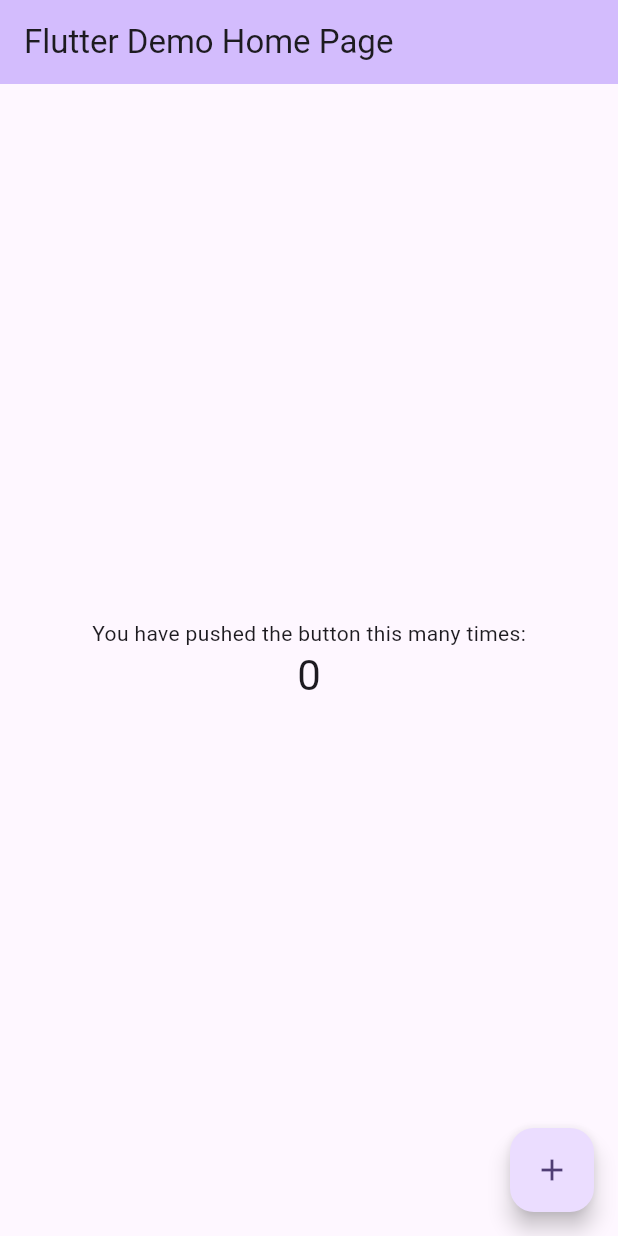
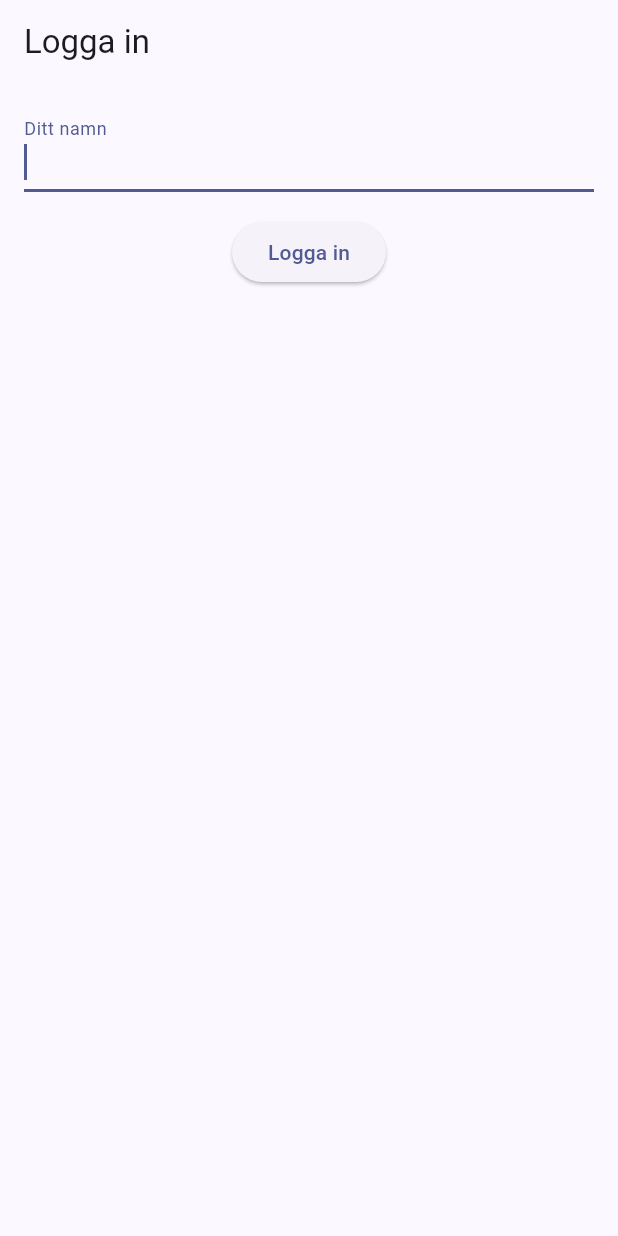
Before and after one commit to christopherwahlstrom/parking_app, a Flutter app: the screen it shows after launch, on a phone screen of 412 x 824 dp. Run offline on Flutter 3.47's test engine with Material 3 defaults, Android fonts, the phone set to English and light mode, and no system bars.

Commit message:
Add models for Parking, Vehicle, Person, and ParkingSpace; implement login functionality

```diff
--- a/lib/main.dart
+++ b/lib/main.dart
@@ -1,124 +1,23 @@
 import 'package:flutter/material.dart';
+import 'views/login_view.dart';
 
 void main() {
-  runApp(const MyApp());
+  runApp(const ParkingApp());
 }
 
-// Test the following scenarios:
+class ParkingApp extends StatelessWidget {
+  const ParkingApp({super.key});
 
-class MyApp extends StatelessWidget {
-  const MyApp({super.key});
-
-  // This widget is the root of your application.
   @override
   Widget build(BuildContext context) {
     return MaterialApp(
-      title: 'Flutter Demo',
+      title: 'Parking App',
+      debugShowCheckedModeBanner: false,
       theme: ThemeData(
-        // This is the theme of your application.
-        //
-        // TRY THIS: Try running your application with "flutter run". You'll see
-        // the application has a purple toolbar. Then, without quitting the app,
-        // try changing the seedColor in the colorScheme below to Colors.green
-        // and then invoke "hot reload" (save your changes or press the "hot
-        // reload" button in a Flutter-supported IDE, or press "r" if you used
-        // the command line to start the app).
-        //
-        // Notice that the counter didn't reset back to zero; the application
-        // state is not lost during the reload. To reset the state, use hot
-        // restart instead.
-        //
-        // This works for code too, not just values: Most code changes can be
-        // tested with just a hot reload.
-        colorScheme: ColorScheme.fromSeed(seedColor: Colors.deepPurple),
+        colorScheme: ColorScheme.fromSeed(seedColor: Colors.indigo),
+        useMaterial3: true,
       ),
-      home: const MyHomePage(title: 'Flutter Demo Home Page'),
+      home: const LoginView(),
     );
   }
 }
-
-class MyHomePage extends StatefulWidget {
-  const MyHomePage({super.key, required this.title});
-
-  // This widget is the home page of your application. It is stateful, meaning
-  // that it has a State object (defined below) that contains fields that affect
-  // how it looks.
-
-  // This class is the configuration for the state. It holds the values (in this
-  // case the title) provided by the parent (in this case the App widget) and
-  // used by the build method of the State. Fields in a Widget subclass are
-  // always marked "final".
-
-  final String title;
-
-  @override
-  State<MyHomePage> createState() => _MyHomePageState();
-}
-
-class _MyHomePageState extends State<MyHomePage> {
-  int _counter = 0;
-
-  void _incrementCounter() {
-    setState(() {
-      // This call to setState tells the Flutter framework that something has
-      // changed in this State, which causes it to rerun the build method below
-      // so that the display can reflect the updated values. If we changed
-      // _counter without calling setState(), then the build method would not be
-      // called again, and so nothing would appear to happen.
-      _counter++;
-    });
-  }
-
-  @override
-  Widget build(BuildContext context) {
-    // This method is rerun every time setState is called, for instance as done
-    // by the _incrementCounter method above.
-    //
-    // The Flutter framework has been optimized to make rerunning build methods
-    // fast, so that you can just rebuild anything that needs updating rather
-    // than having to individually change instances of widgets.
-    return Scaffold(
-      appBar: AppBar(
-        // TRY THIS: Try changing the color here to a specific color (to
-        // Colors.amber, perhaps?) and trigger a hot reload to see the AppBar
-        // change color while the other colors stay the same.
-        backgroundColor: Theme.of(context).colorScheme.inversePrimary,
-        // Here we take the value from the MyHomePage object that was created by
-        // the App.build method, and use it to set our appbar title.
-        title: Text(widget.title),
-      ),
-      body: Center(
-        // Center is a layout widget. It takes a single child and positions it
-        // in the middle of the parent.
-        child: Column(
-          // Column is also a layout widget. It takes a list of children and
-          // arranges them vertically. By default, it sizes itself to fit its
-          // children horizontally, and tries to be as tall as its parent.
-          //
-          // Column has various properties to control how it sizes itself and
-          // how it positions its children. Here we use mainAxisAlignment to
-          // center the children vertically; the main axis here is the vertical
-          // axis because Columns are vertical (the cross axis would be
-          // horizontal).
-          //
-          // TRY THIS: Invoke "debug painting" (choose the "Toggle Debug Paint"
-          // action in the IDE, or press "p" in the console), to see the
-          // wireframe for each widget.
-          mainAxisAlignment: MainAxisAlignment.center,
-          children: <Widget>[
-            const Text('You have pushed the button this many times:'),
-            Text(
-              '$_counter',
-              style: Theme.of(context).textTheme.headlineMedium,
-            ),
-          ],
-        ),
-      ),
-      floatingActionButton: FloatingActionButton(
-        onPressed: _incrementCounter,
-        tooltip: 'Increment',
-        child: const Icon(Icons.add),
-      ), // This trailing comma makes auto-formatting nicer for build methods.
-    );
-  }
-}
--- /dev/null
+++ b/lib/models/parking.dart
@@ -0,0 +1,39 @@
+import 'package:uuid/uuid.dart';
+import 'vehicle.dart';
+import 'parking_space.dart';
+
+class Parking {
+  String id;
+  Vehicle fordon;
+  ParkingSpace parkeringsplats;
+  DateTime starttid;
+  DateTime? sluttid;
+
+  Parking({
+    required this.fordon,
+    required this.parkeringsplats,
+    required this.starttid,
+    this.sluttid,
+    String? id,
+  }) : id = id ?? Uuid().v4();
+
+  factory Parking.fromJson(Map<String, dynamic> json) {
+    return Parking(
+      id: json['id'],
+      fordon: Vehicle.fromJson(json['fordon']),
+      parkeringsplats: ParkingSpace.fromJson(json['parkeringsplats']),
+      starttid: DateTime.parse(json['starttid']),
+      sluttid: json['sluttid'] != null ? DateTime.parse(json['sluttid']) : null,
+    );
+  }
+
+  Map<String, dynamic> toJson() {
+    return {
+      'id': id,
+      'fordon': fordon.toJson(),
+      'parkeringsplats': parkeringsplats.toJson(),
+      'starttid': starttid.toIso8601String(),
+      'sluttid': sluttid?.toIso8601String(),
+    };
+  }
+}
--- /dev/null
+++ b/lib/models/parking_space.dart
@@ -0,0 +1,29 @@
+import 'package:uuid/uuid.dart';
+
+class ParkingSpace {
+  String id;
+  String adress;
+  double prisPerTimme;
+
+  ParkingSpace({
+    required this.adress,
+    required this.prisPerTimme,
+    String? id,
+  }) : id = id ?? Uuid().v4();
+
+  factory ParkingSpace.fromJson(Map<String, dynamic> json) {
+    return ParkingSpace(
+      id: json['id'],
+      adress: json['adress'],
+      prisPerTimme: json['prisPerTimme'],
+    );
+  }
+
+  Map<String, dynamic> toJson() {
+    return {
+      'id': id,
+      'adress': adress,
+      'prisPerTimme': prisPerTimme,
+    };
+  }
+}
--- /dev/null
+++ b/lib/models/vehicle.dart
@@ -0,0 +1,33 @@
+import 'package:uuid/uuid.dart';
+
+class Vehicle {
+  String registreringsnummer;
+  String typ;
+  String ownerId;
+  String id;
+
+  Vehicle({
+    required this.registreringsnummer,
+    required this.typ,
+    required this.ownerId,
+    String? id,
+  }) : id = id ?? Uuid().v4();
+
+  factory Vehicle.fromJson(Map<String, dynamic> json) {
+    return Vehicle(
+      registreringsnummer: json['registreringsnummer'],
+      typ: json['typ'],
+      ownerId: json['ownerId'],
+      id: json['id'],
+    );
+  }
+
+  Map<String, dynamic> toJson() {
+    return {
+      'registreringsnummer': registreringsnummer,
+      'typ': typ,
+      'ownerId': ownerId,
+      'id': id,
+    };
+  }
+}
--- /dev/null
+++ b/lib/views/login_view.dart
@@ -0,0 +1,77 @@
+import 'package:flutter/material.dart';
+import '../services/person_service.dart';
+import '../utils/snackbar_service.dart';
+
+class LoginView extends StatefulWidget {
+  const LoginView({super.key});
+
+  @override
+  State<LoginView> createState() => _LoginViewState();
+}
+
+  class _LoginViewState extends State<LoginView> {
+    final _formKey = GlobalKey<FormState>();
+    final _focusName = FocusNode();
+    final _nameController = TextEditingController();
+
+    @override
+    void dispose() {
+      _focusName.dispose();
+      _nameController.dispose();
+      super.dispose();
+    }
+
+    Future<void> _submit() async {
+      if (_formKey.currentState!.validate()) {
+        _formKey.currentState!.save();
+        final personService = PersonService();
+
+        final personExists = await personService.login(_nameController.text);
+        if (!mounted) return;
+
+        if (personExists) {
+          SnackBarService.showSuccess(context, 'Välkommen! ${_nameController.text}');
+          Navigator.pushNamed(context, '/home');
+        } else {
+          SnackBarService.showError(context, 'Användaren hittades inte');
+        }
+      }
+    }
+
+    @override
+    Widget build(BuildContext context) {
+      return Scaffold(
+        appBar: AppBar(
+          title: const Text('Logga in'),
+        ),
+        body: Padding(
+          padding: const EdgeInsets.all (16.0),
+          child: Form(
+            key: _formKey,
+            child: Column(
+              children: [
+              TextFormField(
+                autofocus: true,
+                focusNode: _focusName,
+                controller: _nameController,
+                decoration: InputDecoration(labelText: 'Ditt namn'),
+                validator: (value) {
+                  if (value == null || value.trim().isEmpty) {
+                    return 'Fyll i ditt namn';
+                  }
+                  return null;
+                },
+                onFieldSubmitted: (_) => _submit(),
+              ),
+              const SizedBox(height: 16),
+              ElevatedButton(
+                onPressed: _submit,
+                child: Text('Logga in'),
+              ),
+            ],
+          ),
+        ),
+      ),
+    );
+  }
+}
--- a/pubspec.yaml
+++ b/pubspec.yaml
@@ -30,6 +30,10 @@ environment:
 dependencies:
   flutter:
     sdk: flutter
+  http: ^0.13.6
+  uuid: ^3.0.7
+
+
 
   # The following adds the Cupertino Icons font to your application.
   # Use with the CupertinoIcons class for iOS style icons.
```
Also changed, not shown: lib/models/person.dart (added, +33 -0 lines), lib/services/person_service.dart (added, +22 -0 lines), lib/utils/snackbar_service.dart (added, +29 -0 lines), pubspec.lock, 1 other file.
